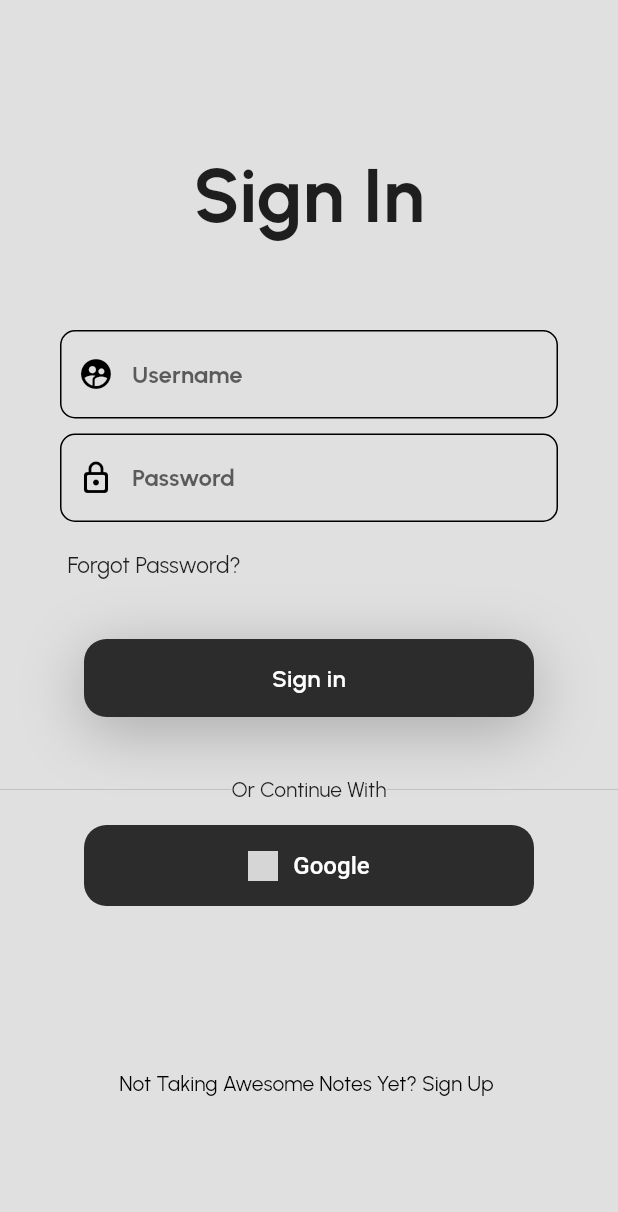
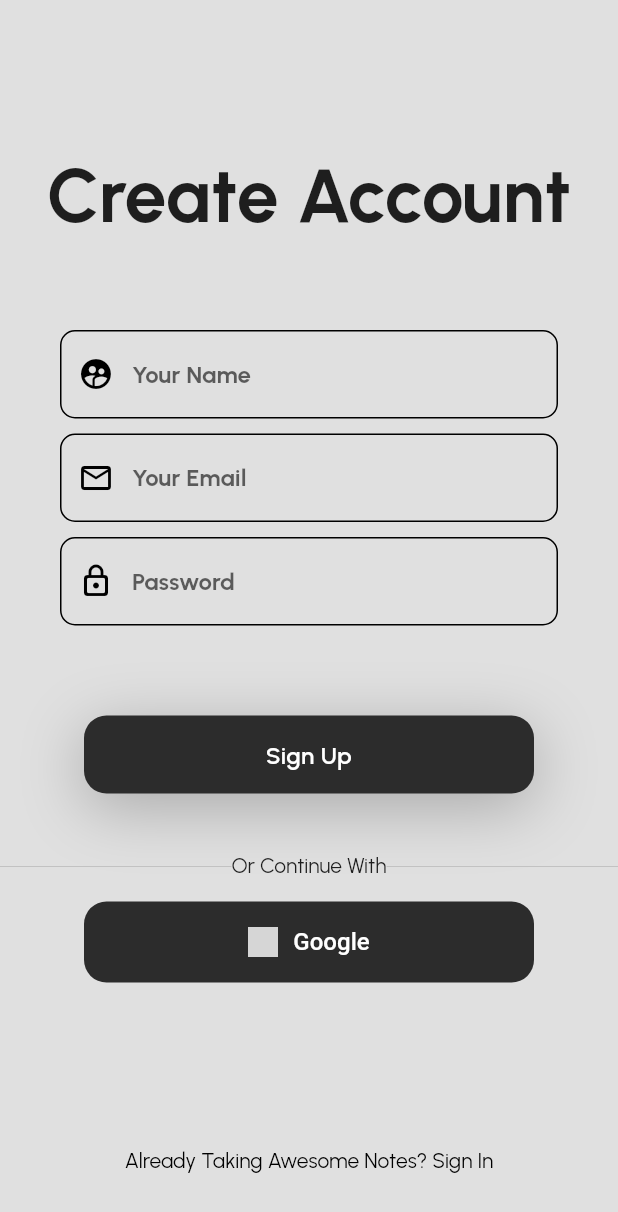
Before and after one commit to Claudioibe/Notee, a Flutter app: the screen it shows after launch, after a tap on "Not Taking Awesome Notes Yet? Sign Up", on a phone screen of 412 x 824 dp. Shown: the top 1212 px of the screen. Run offline on Flutter 3.47's test engine with Material 2 defaults, Android fonts, the phone set to English and light mode, and no system bars; our stand-ins replace firebase_auth, firebase_core, google_fonts; accounts and stored records are empty; network calls fail; grey boxes are pictures that could not be loaded.

Commit message:
added auth

```diff
--- a/lib/components/my_button.dart
+++ b/lib/components/my_button.dart
@@ -4,9 +4,11 @@ import 'package:google_fonts/google_fonts.dart';
 class MyButton extends StatelessWidget {
   const MyButton({
     required this.onTap,
+    required this.buttonText,
     super.key});
 
   final Function()? onTap;
+  final String buttonText;
 
   @override
   Widget build(BuildContext context) {
@@ -33,7 +35,7 @@ class MyButton extends StatelessWidget {
             child: Padding(
               padding: const EdgeInsets.only(top: 10),
               child: Text(
-                'Sign in',
+                buttonText,
                 textAlign: TextAlign.center,
                 style: GoogleFonts.urbanist(textStyle: const TextStyle(
                   color: Colors.white,
--- a/lib/main.dart
+++ b/lib/main.dart
@@ -1,11 +1,15 @@
 import 'package:notee/screens/splash_screen.dart';
 import 'package:flutter/material.dart';
 import 'package:firebase_core/firebase_core.dart';
+import 'firebase_options.dart';
 
-void main()  {
-  //  WidgetsFlutterBinding.ensureInitialized();
+void main() async {
+    WidgetsFlutterBinding.ensureInitialized();
 
-  //  await Firebase.initializeApp();
+
+    await Firebase.initializeApp(
+      options: DefaultFirebaseOptions.currentPlatform
+    );
 
   runApp(const MyApp());
 }
--- /dev/null
+++ b/lib/screens/auth_screen.dart
@@ -0,0 +1,27 @@
+import 'package:firebase_auth/firebase_auth.dart';
+import 'package:flutter/material.dart';
+import 'package:notee/screens/home_screen.dart';
+import 'package:notee/screens/login.dart';
+import 'package:notee/screens/register.dart';
+
+class AuthPage extends StatelessWidget {
+  const AuthPage({super.key});
+
+  @override
+  Widget build(BuildContext context) {
+    return Scaffold(
+      body: StreamBuilder<User?>(
+        stream: FirebaseAuth.instance.authStateChanges(),
+        builder: (context, snapshot) {
+          if(snapshot.hasData){
+            return const HomeScreen();
+          }
+
+          else {
+            return LoginPage();
+          }
+        },
+      ),
+    );
+  }
+}
--- a/lib/screens/login.dart
+++ b/lib/screens/login.dart
@@ -1,25 +1,30 @@
+import 'package:firebase_auth/firebase_auth.dart';
 import 'package:flutter/material.dart';
 import 'package:google_fonts/google_fonts.dart';
 import 'package:notee/components/google_signin_button.dart';
 import 'package:notee/components/my_button.dart';
 import 'package:notee/components/my_textfield.dart';
-
+import 'package:notee/screens/register.dart';
 
 class LoginPage extends StatelessWidget {
   LoginPage({super.key});
 
   // Text Editing controllers
-  final usernameController = TextEditingController();
+  final emailController = TextEditingController();
   final passwordController = TextEditingController();
 
   // Sign user in
-  void signUserIn() {}
+  void signUserIn() async {
+    await FirebaseAuth.instance.signInWithEmailAndPassword(
+        email: emailController.text, password: passwordController.text);
+  }
 
   @override
   Widget build(BuildContext context) {
     return Scaffold(
       backgroundColor: Colors.grey[300],
       body: SafeArea(
+        child: SingleChildScrollView(
           child: Center(
             child: Column(
               children: [
@@ -36,8 +41,8 @@ class LoginPage extends StatelessWidget {
                   height: 60,
                 ),
                 MyTextField(
-                controller: usernameController,
-                hintText: 'Username',
+                  controller: emailController,
+                  hintText: 'Email',
                   obscureText: false,
                   icon: const Icon(
                     Icons.supervised_user_circle,
@@ -72,6 +77,7 @@ class LoginPage extends StatelessWidget {
                   height: 40,
                 ),
                 MyButton(
+                  buttonText: 'Sign In',
                   onTap: signUserIn,
                 ),
                 const SizedBox(
@@ -109,12 +115,19 @@ class LoginPage extends StatelessWidget {
                         TextStyle(color: Colors.black),
                       ),
                     ),
-                  onPressed: () {},
+                    onPressed: () {
+                      Navigator.push(
+                          context,
+                          MaterialPageRoute(
+                              builder: (context) => RegisterPage()));
+                    },
                     child: Text(
-                    "Not Taking Awesome Notes Yet? Sign Up ",
-                    style: GoogleFonts.urbanist(textStyle: const TextStyle(color: Colors.black)),
+                      "Not Taking Awesome Notes Yet? Sign Up",
+                      style: GoogleFonts.urbanist(
+                          textStyle: const TextStyle(color: Colors.black)),
                     ))
               ],
+            ),
           ),
         ),
       ),
--- a/lib/screens/register.dart
+++ b/lib/screens/register.dart
@@ -0,0 +1,151 @@
+import 'package:flutter/material.dart';
+import 'package:google_fonts/google_fonts.dart';
+import 'package:notee/components/google_signin_button.dart';
+import 'package:notee/components/my_button.dart';
+import 'package:notee/components/my_textfield.dart';
+import 'package:notee/screens/login.dart';
+
+class RegisterPage extends StatelessWidget {
+   RegisterPage({super.key});
+
+   // Text Controllers
+
+  final passwordController = TextEditingController();
+  final emailController = TextEditingController();
+  final nameController = TextEditingController();
+
+  // Sign User Up
+  void signUserUp(){
+
+  }
+
+  @override
+  Widget build(BuildContext context) {
+    return
+        Scaffold(
+        backgroundColor: Colors.grey[300],
+        body: SingleChildScrollView(
+          child: SafeArea(
+            child: Center(
+              child: Column(
+                children: [
+                  const SizedBox(
+                    height: 100,
+                  ),
+
+
+                  Text(
+                    'Create Account',
+                    style: GoogleFonts.urbanist(
+                        textStyle: const TextStyle(fontSize: 50),
+                        fontWeight: FontWeight.w700),
+                  ),
+
+
+                  const SizedBox(
+                    height: 60,
+                  ),
+
+
+                  MyTextField(
+                    controller: nameController,
+                    hintText: 'Your Name',
+                    obscureText: false,
+                    icon: const Icon(
+                      Icons.supervised_user_circle,
+                      color: Colors.black,
+                    ),
+                  ),
+                  const SizedBox(height: 10,),
+
+
+                  MyTextField(
+                    controller: emailController,
+                    hintText: 'Your Email',
+                    obscureText: false,
+                    icon: const Icon(
+                      Icons.email_outlined,
+                      color: Colors.black,
+                    ),
+                  ),
+
+                  const SizedBox(height: 10),
+
+                  MyTextField(
+                    controller: passwordController,
+                    hintText: 'Password',
+                    obscureText: true,
+                    icon: const Icon(
+                      Icons.lock_outline_rounded,
+                      color: Colors.black,
+                    ),
+                  ),
+                  const SizedBox(height: 20),
+
+                  const SizedBox(
+                    height: 40,
+                  ),
+
+                  MyButton(
+                    buttonText: 'Sign Up',
+                    onTap: signUserUp,
+                  ),
+
+                  const SizedBox(
+                    height: 40,
+                  ),
+
+                  Row(
+                    children: [
+                      const Expanded(
+                        child: Divider(
+                          thickness: 0.3,
+                          color: Colors.grey,
+                        ),
+                      ),
+
+                      Text(
+                        'Or Continue With',
+                        style: GoogleFonts.urbanist(),
+                      ),
+
+                      const Expanded(
+                        child: Divider(
+                          thickness: 0.3,
+                          color: Colors.grey,
+                        ),
+                      ),
+                    ],
+                  ),
+                  GoogleSignInButton(
+                    onPressed: () {},
+                  ),
+                  const SizedBox(
+                    height: 80,
+                  ),
+                  TextButton(
+                      style: const ButtonStyle(
+                        textStyle: MaterialStatePropertyAll(
+                          TextStyle(color: Colors.black),
+                        ),
+                      ),
+                      onPressed: () {
+                        Navigator.push(
+                            context,
+                            MaterialPageRoute(
+                                builder: (context) => LoginPage()));
+                      },
+                      child: Text(
+                        "Already Taking Awesome Notes? Sign In",
+                        style: GoogleFonts.urbanist(textStyle: const TextStyle(color: Colors.black)),
+                      ))
+                ],
+              ),
+            ),
+          ),
+        ),
+
+
+    );
+  }
+}
--- a/lib/screens/splash_screen.dart
+++ b/lib/screens/splash_screen.dart
@@ -1,3 +1,4 @@
+import 'package:notee/screens/auth_screen.dart';
 import 'package:notee/screens/home_screen.dart';
 import 'package:flutter/material.dart';
 import 'package:flutter/services.dart';
@@ -21,7 +22,7 @@ class _SplashScreenState extends State<SplashScreen>
     Future.delayed(const Duration(seconds: 4), () {
       Navigator.of(context).pushReplacement(
         MaterialPageRoute(
-          builder: (_) =>   LoginPage(),
+          builder: (_) =>   const AuthPage(),
         ),
       );
     });
```
Also changed, not shown: lib/components/app_bar.dart (+16 -7 lines), lib/components/home_island.dart (+8 -3 lines), lib/components/home_notes.dart (added, +43 -0 lines), lib/screens/home_screen.dart (+61 -4 lines), lib/firebase_options.dart (added), 5 other files. Lines whose indentation alone changed are shown as unchanged.
